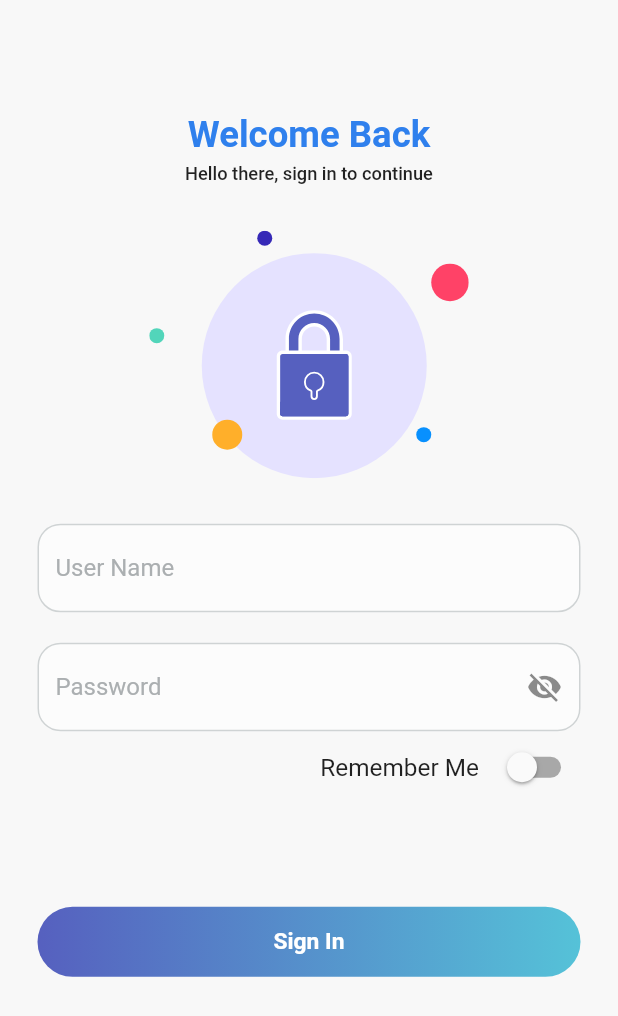
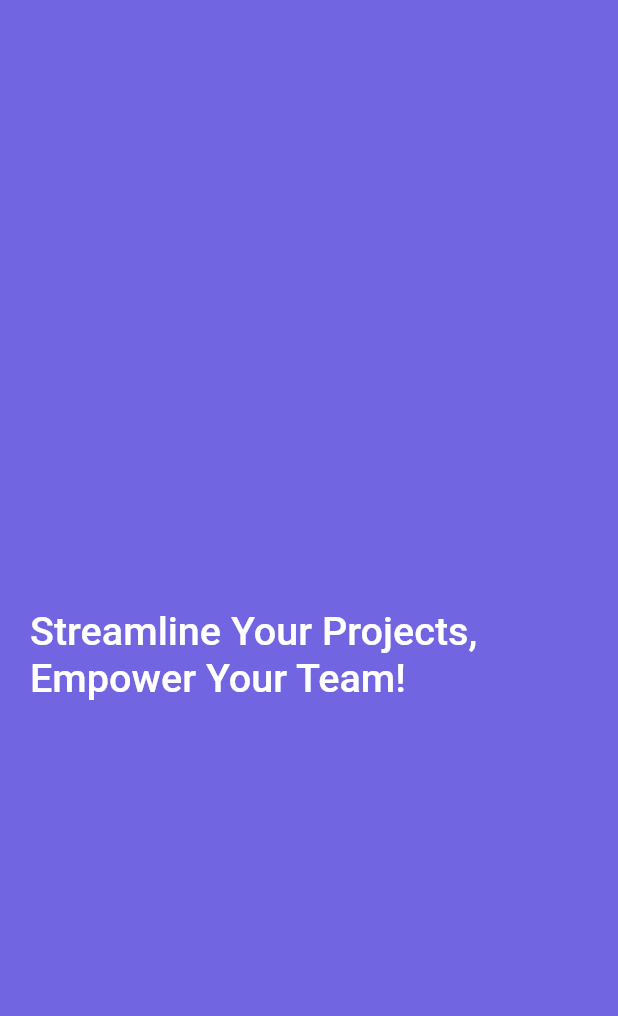
Before and after one commit to christ-e/faceApp, a Flutter app: the first screen one second after launch, on a phone screen of 412 x 824 dp. Shown: the top 1016 px of the screen. Run offline on Flutter 3.47's test engine with Material 3 defaults, Android fonts, the phone set to English and light mode, and no system bars; our stand-ins replace another_flushbar, device_info_plus, dio, flutter_animate, flutter_screenutil, flutter_secure_storage and 9 more; missing offline and left inert: flutter_exif_rotation; accounts and stored records are empty; project files that could hold a hidden picture were left out.

Commit message:
AddSome Screens

```diff
--- a/lib/app/modules/face_recognition/controllers/face_recognition_controller.dart
+++ b/lib/app/modules/face_recognition/controllers/face_recognition_controller.dart
@@ -84,6 +84,7 @@ class FaceRecognitionController extends GetxController
           face['templates'],
           person.templates,
         );
+        print(face['templates'].runtimeType);
 
         if (similarity != null &&
             similarity > identifyThreshold &&
--- /dev/null
+++ b/lib/app/modules/splash_screen/views/splash_screen_view.dart
@@ -0,0 +1,60 @@
+import 'package:facerecognition_flutter/utils/app_text_styles.dart';
+import 'package:facerecognition_flutter/utils/color_const.dart';
+import 'package:flutter/material.dart';
+import 'package:flutter_svg/svg.dart';
+
+import 'package:get/get.dart';
+
+import '../controllers/splash_screen_controller.dart';
+
+class SplashScreenView extends GetView<SplashScreenController> {
+  const SplashScreenView({super.key});
+  @override
+  Widget build(BuildContext context) {
+    controller.userLoginCheck();
+    return Scaffold(
+      backgroundColor: Color(0xFF7265E2),
+      body: Stack(
+        children: [
+          // SvgPicture.asset(
+          //   width: double.maxFinite,
+          //   'assets/images/svg/ellips_icon.svg',
+          // ),
+          // Positioned(
+          //   right: 0,
+          //   child: Image.asset(
+          //     'assets/images/png/splash_main.png',
+          //   ),
+          // ),
+          Positioned.fill(
+            top: 50.0,
+            child: Align(
+              alignment: Alignment.center,
+              child: Padding(
+                padding: const EdgeInsets.symmetric(horizontal: 20.0),
+                child: Text(
+                  'Streamline Your Projects, Empower Your Team!',
+                  style: CustomTextStyles.textWithFontW500(
+                    26.0,
+                    color: AppColors.whiteColor,
+                  ),
+                ),
+              ),
+            ),
+          ),
+          // Positioned.fill(
+          //   bottom: 18,
+          //   child: Align(
+          //     alignment: Alignment.bottomCenter,
+          //     child: Image.asset(
+          //       'assets/images/png/R3Logo.webp',
+          //       height: 50,
+          //       width: 50,
+          //     ),
+          //   ),
+          // )
+        ],
+      ),
+    );
+  }
+}
--- a/lib/app/routes/app_routes.dart
+++ b/lib/app/routes/app_routes.dart
@@ -12,6 +12,9 @@ abstract class Routes {
   static const PUNCH_SCREEN = _Paths.PUNCH_SCREEN;
   static const REGISTRATION = _Paths.REGISTRATION;
   static const AUTHENTICATION_SCREEN = _Paths.AUTHENTICATION_SCREEN;
+  static const SPLASH_SCREEN = _Paths.SPLASH_SCREEN;
+  static const MAIN_DASHBOARD = _Paths.MAIN_DASHBOARD;
+  static const LOG_DATA = _Paths.LOG_DATA;
 }
 
 abstract class _Paths {
@@ -25,4 +28,7 @@ abstract class _Paths {
   static const PUNCH_SCREEN = '/punch-screen';
   static const REGISTRATION = '/registration';
   static const AUTHENTICATION_SCREEN = '/authentication-screen';
+  static const SPLASH_SCREEN = '/splash-screen';
+  static const MAIN_DASHBOARD = '/main-dashboard';
+  static const LOG_DATA = '/log-data';
 }
--- a/lib/utils/app_guid.dart
+++ b/lib/utils/app_guid.dart
@@ -1,4 +1,5 @@
+// ignore_for_file: constant_identifier_names
 class AppGuid {
-  static const String DASHBOARD_GUID = '98321854-d478-4d49-93d3-25af4b74c8ce';
-  static const String LOGUT_GUID = '6c886d3f-8d5d-4579-93ae-ec816a71fd84';
+  static const String INITIALIZE_GUID = '260d6f11-b647-4fb7-ab86-5125cbbd5ecd';
+  static const String EMPLOYEDATA_GUID = 'ac6c223c-2c1f-4da7-a303-51519e8ea5a8';
 }
--- a/pubspec.yaml
+++ b/pubspec.yaml
@@ -57,6 +57,8 @@ dependencies:
   another_flushbar: ^1.12.30
   flutter_secure_storage: ^9.2.2
   flutter_animate: ^4.5.2
+  hive: ^2.2.3
+  hive_flutter: ^1.1.0
 dev_dependencies:
   flutter_test:
     sdk: flutter
@@ -67,6 +69,8 @@ dev_dependencies:
   # package. See that file for information about deactivating specific lint
   # rules and activating additional ones.
   flutter_lints: ^5.0.0
+  build_runner: ^2.4.7
+  hive_generator: ^2.0.1
 
 
 # For information on the generic Dart part of this file, see the
```
Also changed, not shown: lib/app/data/dataLayer/common_functions.dart (+12 -0 lines), lib/app/modules/enroll_list/controllers/enroll_list_controller.dart (+29 -2 lines), lib/app/modules/enroll_list/views/enroll_list_view.dart (+15 -14 lines), lib/app/modules/home/controllers/home_controller.dart (+5 -4 lines), lib/app/modules/log_data/bindings/log_data_binding.dart (added, +12 -0 lines), lib/app/modules/log_data/controllers/log_data_controller.dart (added, +23 -0 lines), lib/app/modules/log_data/views/log_data_view.dart (added, +24 -0 lines), lib/app/modules/login/controllers/login_controller.dart (+25 -1 lines), lib/app/modules/main_dashboard/bindings/main_dashboard_binding.dart (added, +12 -0 lines), lib/app/modules/main_dashboard/controllers/main_dashboard_controller.dart (added, +45 -0 lines), lib/app/modules/main_dashboard/views/main_dashboard_view.dart (added, +35 -0 lines), lib/app/modules/splash_screen/bindings/splash_screen_binding.dart (added, +12 -0 lines), lib/app/modules/splash_screen/controllers/splash_screen_controller.dart (added, +44 -0 lines), lib/app/routes/app_pages.dart (+24 -3 lines), 1 more files.
